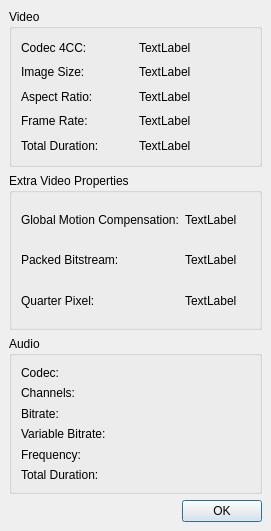
Qt form branches/avidemux_2.6_branch_mean/avidemux/qt4/ADM_userInterfaces/ADM_dialog/props.ui (BackupTheBerlios/avidemux-svn) before a commit.
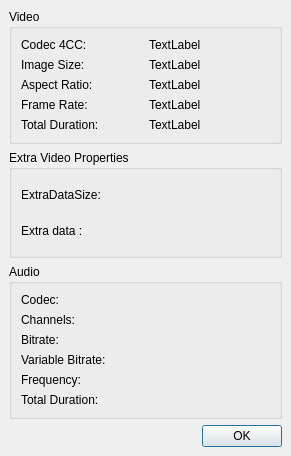
The same form after that commit.

Commit message: [ui/props] Replace GMC/QPel etc by video extradata

What changed in the file:
```diff
--- a/branches/avidemux_2.6_branch_mean/avidemux/qt4/ADM_userInterfaces/ADM_dialog/props.ui
+++ b/branches/avidemux_2.6_branch_mean/avidemux/qt4/ADM_userInterfaces/ADM_dialog/props.ui
@@ -6,8 +6,8 @@
    <rect>
     <x>0</x>
     <y>0</y>
-    <width>271</width>
-    <height>531</height>
+    <width>291</width>
+    <height>456</height>
    </rect>
   </property>
   <property name="windowTitle">
@@ -120,45 +120,31 @@
       <property name="spacing">
        <number>6</number>
       </property>
+      <item row="0" column="1">
+       <widget class="QLabel" name="LabelExtraDataSize">
+        <property name="text">
+         <string> </string>
+        </property>
+       </widget>
+      </item>
       <item row="0" column="0">
        <widget class="QLabel" name="label_9">
         <property name="text">
-         <string>Global Motion Compensation:</string>
+         <string>ExtraDataSize:</string>
         </property>
        </widget>
       </item>
       <item row="1" column="1">
        <widget class="QLabel" name="LabelPackedBitstream">
         <property name="text">
-         <string>TextLabel</string>
+         <string> </string>
         </property>
        </widget>
       </item>
       <item row="1" column="0">
        <widget class="QLabel" name="label_8">
         <property name="text">
-         <string>Packed Bitstream:</string>
-        </property>
-       </widget>
-      </item>
-      <item row="2" column="1">
-       <widget class="QLabel" name="LabelQuarterPixel">
-        <property name="text">
-         <string>TextLabel</string>
-        </property>
-       </widget>
-      </item>
-      <item row="2" column="0">
-       <widget class="QLabel" name="label_7">
-        <property name="text">
-         <string>Quarter Pixel:</string>
-        </property>
-       </widget>
-      </item>
-      <item row="0" column="1">
-       <widget class="QLabel" name="LabelGMC">
-        <property name="text">
-         <string>TextLabel</string>
+         <string>Extra data :</string>
         </property>
        </widget>
       </item>
```
Left out of the diff: 2 changed lines with no effect on the pictures. The commit also changes 1 other file.
